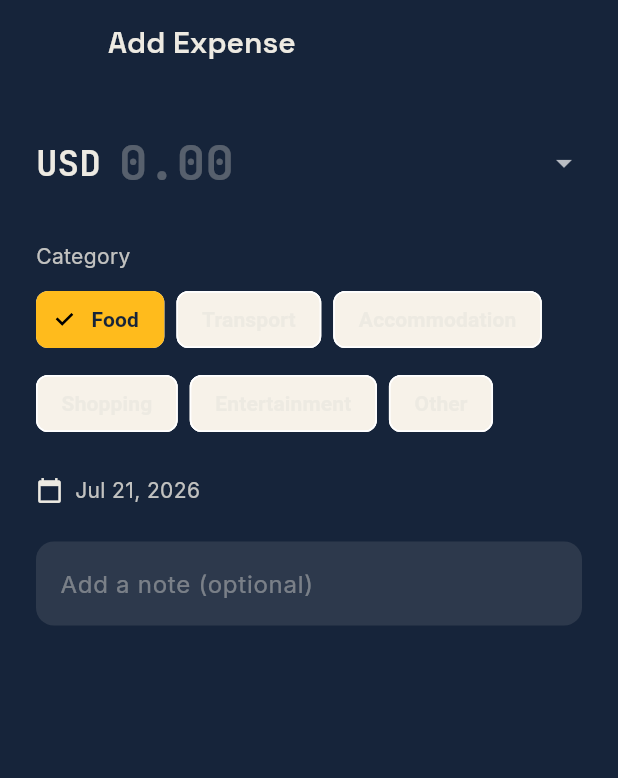
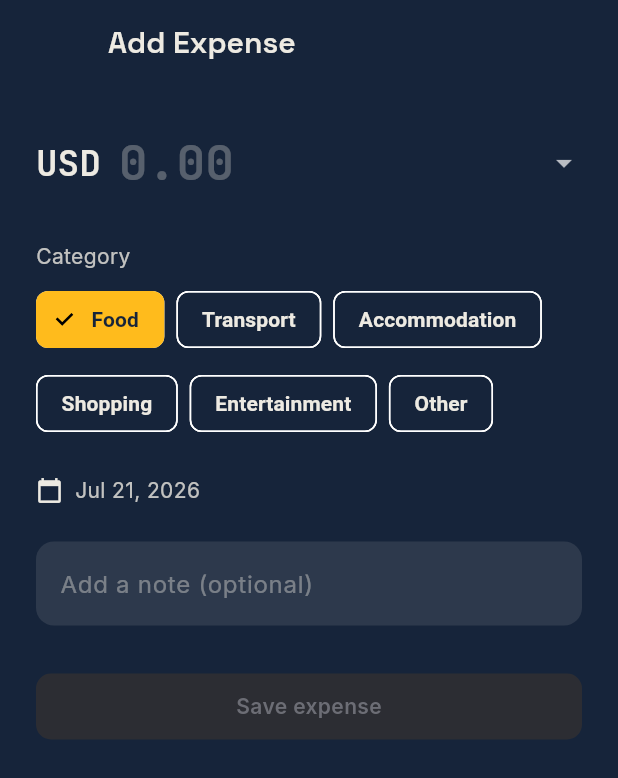
Before and after one commit to Nazim6269/coinly, a Flutter app: the AddExpenseScreen screen opened directly, on a phone screen of 412 x 824 dp. Shown: the top 778 px of the screen. Run offline on Flutter 3.47's test engine with Material 3 defaults, Android fonts, the phone set to English and light mode, and no system bars; our stand-ins replace flutter_riverpod, google_fonts.

Commit message:
fix: fix the background color issue

```diff
--- a/lib/shared/features/presentation/widgets/category_picker.dart
+++ b/lib/shared/features/presentation/widgets/category_picker.dart
@@ -20,7 +20,7 @@ class CategoryPicker extends ConsumerWidget {
           label: Text(category.label),
           selected: isSelected,
           selectedColor: AppColors.primaryAccent,
-          backgroundColor: AppColors.surface.withOpacity(0.1),
+          backgroundColor: AppColors.inkNavy,
           labelStyle: TextStyle(
             color: isSelected ? AppColors.inkNavy : AppColors.textOnDark,
             fontWeight: FontWeight.w600,
--- a/lib/shared/features/presentation/widgets/save_expense_button.dart
+++ b/lib/shared/features/presentation/widgets/save_expense_button.dart
@@ -1,6 +1,6 @@
+import 'package:coinly/shared/widgets/generic-button/button.dart';
 import 'package:flutter/material.dart';
 import 'package:flutter_riverpod/flutter_riverpod.dart';
-import '../../../../core/theme/app_colors.dart';
 import '../../domain/entities/expense.dart';
 import '../providers/add_expense_form_provider.dart';
 import '../providers/expense_providers.dart';
@@ -14,7 +14,7 @@ class SaveExpenseButton extends ConsumerWidget {
 
     return SizedBox(
       width: double.infinity,
-      child: ElevatedButton(
+      child: GenericButton(
         onPressed: !form.isValid
             ? null
             : () async {
@@ -34,18 +34,8 @@ class SaveExpenseButton extends ConsumerWidget {
                 ref.read(addExpenseFormProvider.notifier).reset();
                 if (context.mounted) Navigator.of(context).pop();
               },
-        style: ElevatedButton.styleFrom(
-          backgroundColor: AppColors.primaryAccent,
-          foregroundColor: AppColors.inkNavy,
-          padding: const EdgeInsets.symmetric(vertical: 16),
-          shape: RoundedRectangleBorder(
-            borderRadius: BorderRadius.circular(12),
-          ),
-        ),
-        child: const Text(
-          'Save Expense',
-          style: TextStyle(fontWeight: FontWeight.w600, fontSize: 16),
-        ),
+
+        text: "Save expense",
       ),
     );
   }
```
